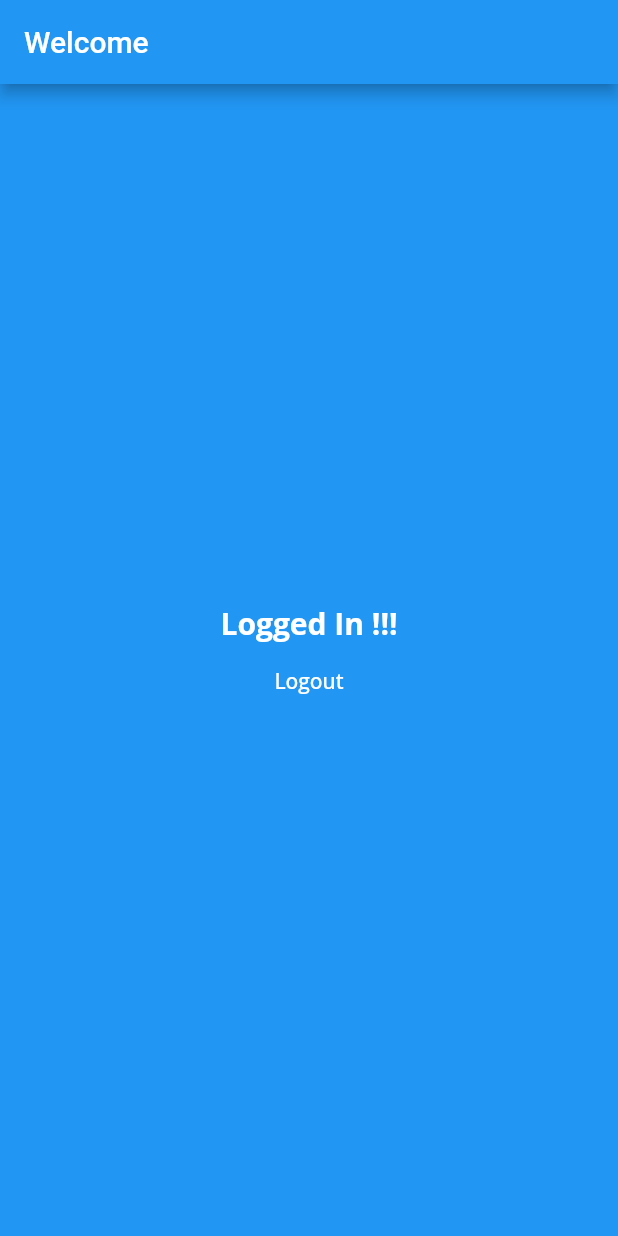
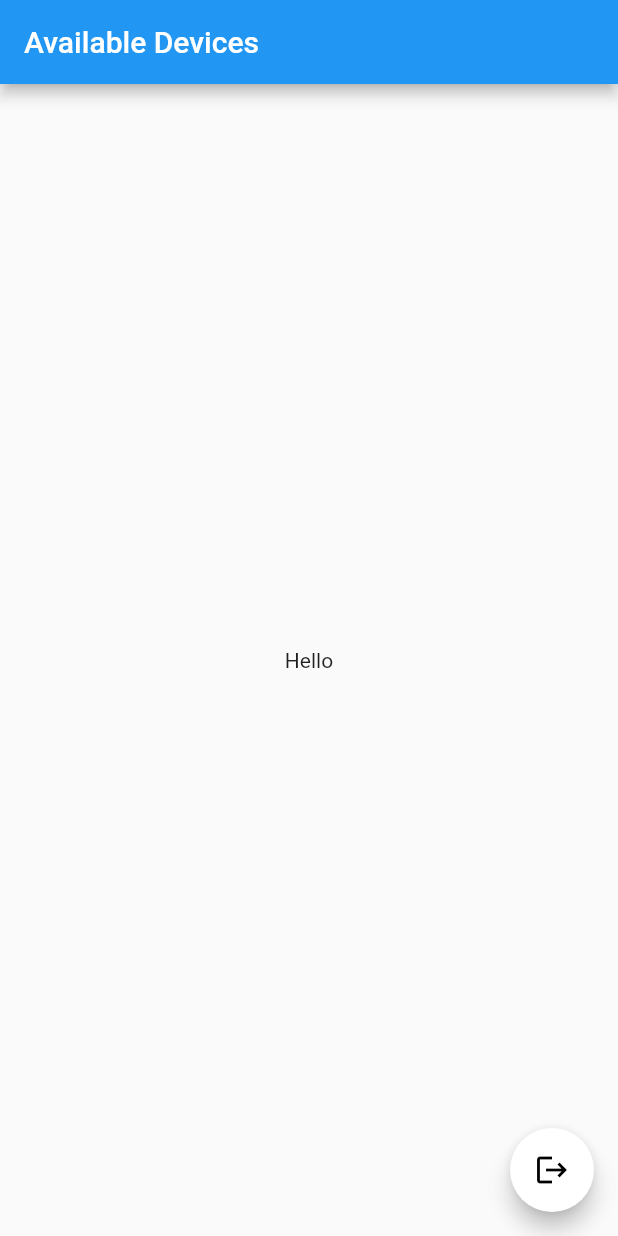
Before and after one commit to YashBagri4412/ev_app, a Flutter app: the screen it shows once a user with an empty profile is signed in, on a phone screen of 412 x 824 dp. Run offline on Flutter 3.47's test engine with Material 2 defaults, Android fonts, the phone set to English and light mode, and no system bars; our stand-ins replace firebase_auth, firebase_core, flutter_blue, google_fonts, google_sign_in; accounts and stored records are empty.

Commit message:
bluetooth check is added

```diff
--- a/lib/main.dart
+++ b/lib/main.dart
@@ -1,3 +1,4 @@
+import 'package:ev_app/widgets/bluetooth_state_checker.dart';
 import 'package:flutter/material.dart';
 import 'package:google_fonts/google_fonts.dart';
 import 'package:firebase_core/firebase_core.dart';
@@ -6,7 +7,7 @@ import 'package:provider/provider.dart';
 //Relative imports
 import 'provider/auth_provider.dart';
 import 'screens/auth_screen.dart';
-import 'screens/login_screen.dart';
+import 'provider/bluetooth_provider.dart';
 
 void main() async {
   WidgetsFlutterBinding.ensureInitialized();
@@ -17,8 +18,15 @@ void main() async {
 class MyApp extends StatelessWidget {
   @override
   Widget build(BuildContext context) {
-    return ChangeNotifierProvider(
-      create: (_) => AuthenticationFirebase(),
+    return MultiProvider(
+      providers: [
+        ChangeNotifierProvider<AuthenticationFirebase>(
+          create: (_) => AuthenticationFirebase(),
+        ),
+        ChangeNotifierProvider(
+          create: (_) => BluetoothProvider(),
+        ),
+      ],
       child: MaterialApp(
         title: 'Flutter Demo',
         theme: ThemeData(
@@ -45,7 +53,7 @@ class MyApp extends StatelessWidget {
           stream: FirebaseAuth.instance.authStateChanges(),
           builder: (_, userSnapShot) {
             if (userSnapShot.hasData) {
-              return LoggedScreen();
+              return BluetoothStateChecker();
             }
             return AuthScreen();
           },
--- /dev/null
+++ b/lib/provider/bluetooth_provider.dart
@@ -0,0 +1,7 @@
+import 'package:flutter/cupertino.dart';
+
+import 'package:flutter_blue/flutter_blue.dart';
+
+class BluetoothProvider extends ChangeNotifier {
+  FlutterBlue blue = FlutterBlue.instance;
+}
--- a/lib/screens/auth_screen.dart
+++ b/lib/screens/auth_screen.dart
@@ -137,10 +137,6 @@ class _AuthScreenState extends State<AuthScreen> {
     } catch (e) {
       print(e);
     }
-
-    setState(() {
-      _progressReq = false;
-    });
   }
 
   @override
--- /dev/null
+++ b/lib/screens/bluetooth_scan_screen.dart
@@ -0,0 +1,22 @@
+import 'package:firebase_auth/firebase_auth.dart';
+import 'package:flutter/material.dart';
+
+class BluetoothScanScreen extends StatelessWidget {
+  @override
+  Widget build(BuildContext context) {
+    return Scaffold(
+      appBar: AppBar(
+        title: Text("Available Devices"),
+      ),
+      body: Center(
+        child: Text("Hello"),
+      ),
+      floatingActionButton: FloatingActionButton(
+        child: Icon(Icons.logout),
+        onPressed: () {
+          FirebaseAuth.instance.signOut();
+        },
+      ),
+    );
+  }
+}
--- a/lib/screens/login_screen.dart
+++ /dev/null
@@ -1,37 +0,0 @@
-import 'package:firebase_auth/firebase_auth.dart';
-import 'package:flutter/material.dart';
-import 'package:google_fonts/google_fonts.dart';
-
-class LoggedScreen extends StatelessWidget {
-  @override
-  Widget build(BuildContext context) {
-    return Scaffold(
-      backgroundColor: Theme.of(context).primaryColor,
-      appBar: AppBar(
-        title: Text("Welcome"),
-      ),
-      body: Center(
-        child: Column(
-          mainAxisAlignment: MainAxisAlignment.center,
-          children: [
-            Text(
-              "Logged In !!!",
-              style: Theme.of(context).textTheme.headline6,
-            ),
-            FlatButton(
-              child: Text(
-                "Logout",
-                style: GoogleFonts.openSans(
-                  color: Theme.of(context).accentColor,
-                ),
-              ),
-              onPressed: () {
-                FirebaseAuth.instance.signOut();
-              },
-            )
-          ],
-        ),
-      ),
-    );
-  }
-}
--- /dev/null
+++ b/lib/widgets/bluetooth_state_checker.dart
@@ -0,0 +1,33 @@
+import 'package:ev_app/screens/bluetooth_scan_screen.dart';
+import 'package:ev_app/screens/permission_access.dart';
+import 'package:flutter/material.dart';
+import 'package:flutter_blue/flutter_blue.dart';
+import 'package:provider/provider.dart';
+//Relative Import
+import '../provider/bluetooth_provider.dart';
+
+class BluetoothStateChecker extends StatelessWidget {
+  @override
+  Widget build(BuildContext context) {
+    final bluetoothProvider = Provider.of<BluetoothProvider>(context).blue;
+    return StreamBuilder(
+      builder: (context, stateSnapshot) {
+        if (stateSnapshot.data == BluetoothState.turningOn ||
+            stateSnapshot.connectionState == ConnectionState.waiting) {
+          return Scaffold(
+            body: Center(
+                child: CircularProgressIndicator(
+              valueColor: new AlwaysStoppedAnimation<Color>(Colors.blue),
+            )),
+          );
+        }
+        if (stateSnapshot.data == BluetoothState.on) {
+          return BluetoothScanScreen();
+        } else {
+          return PermissionAccessScreen();
+        }
+      },
+      stream: bluetoothProvider.state,
+    );
+  }
+}
```
Also changed, not shown: lib/screens/permission_access.dart (added, +90 -0 lines).
